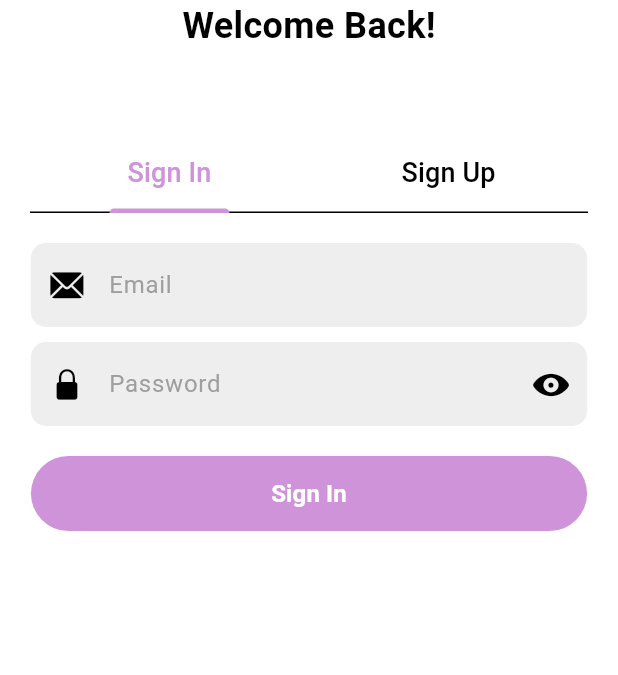
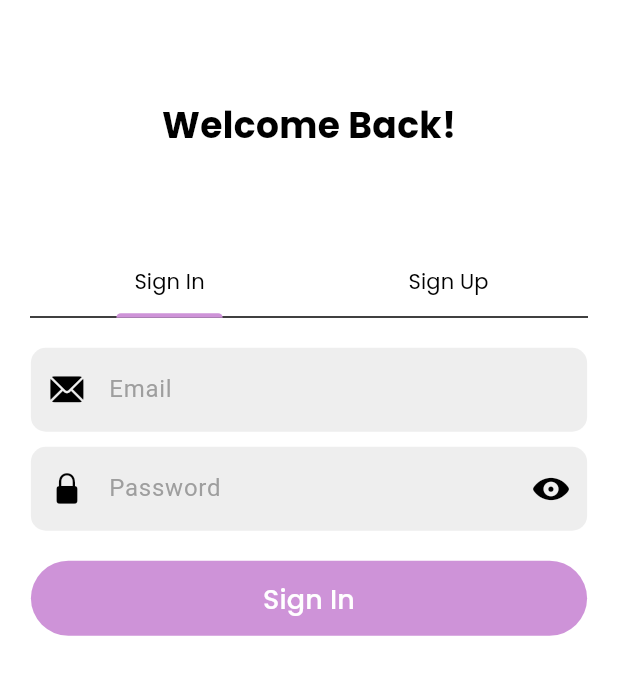
Before and after one commit to Victor-chiemerie/Solomento-records, a Flutter app: the screen it shows after launch, after a tap on "Welcome", on a phone screen of 412 x 824 dp. Shown: the top 675 px of the screen. Run offline on Flutter 3.47's test engine with Material 3 defaults, Android fonts, the phone set to English and light mode, and no system bars; our stand-ins replace bloc, cloud_firestore, equatable, firebase_auth, firebase_core, flutter_bloc and 1 more; accounts and stored records are empty.

Commit message:
add text theme to project

```diff
--- a/lib/Components/custom_button.dart
+++ b/lib/Components/custom_button.dart
@@ -1,4 +1,5 @@
 import 'package:flutter/material.dart';
+import 'package:solomento_records/UI/Theme/text_theme.dart';
 
 class CustomButton extends StatelessWidget {
   final double width;
@@ -33,6 +34,7 @@ class CustomButton extends StatelessWidget {
         child: Center(
           child: Text(
             text,
+            style: TextThemes.text,
           ),
         ),
       ),
--- a/lib/UI/Theme/text_theme.dart
+++ b/lib/UI/Theme/text_theme.dart
@@ -1,18 +1,17 @@
 import 'package:flutter/material.dart';
+import 'package:google_fonts/google_fonts.dart';
 
 class TextThemes {
   // Topic style
-  static const TextStyle headline1 = TextStyle(
-    // fontFamily: 'Poppins',
-    fontSize: 16.0,
+  static TextStyle headline1 = GoogleFonts.poppins(
+    fontSize: 18,
     fontWeight: FontWeight.w500,
     color: Colors.black,
   );
 
-  // Course code style
-  static const TextStyle headline2 = TextStyle(
-    // fontFamily: "Poppins",
-    fontSize: 16.0,
+  // Text style
+  static TextStyle text = GoogleFonts.poppins(
+    fontSize: 14,
     fontWeight: FontWeight.w400,
     color: Colors.black,
   );
--- a/lib/UI/authentication/auth_page.dart
+++ b/lib/UI/authentication/auth_page.dart
@@ -3,6 +3,7 @@ import 'package:flutter_bloc/flutter_bloc.dart';
 import 'package:solomento_records/Logic/blocs/authentication_bloc/authentication_bloc.dart';
 import 'package:solomento_records/Logic/blocs/sign_in_bloc/sign_in_bloc.dart';
 import 'package:solomento_records/Logic/blocs/sign_up_bloc/sign_up_bloc.dart';
+import 'package:solomento_records/UI/Theme/text_theme.dart';
 import 'package:solomento_records/UI/authentication/sign_in_page.dart';
 import 'package:solomento_records/UI/authentication/sign_up_page.dart';
 
@@ -41,31 +42,31 @@ class _AuthenticationPageState extends State<AuthenticationPage>
             padding: const EdgeInsets.symmetric(horizontal: 20),
             child: Column(
               children: [
-                const Text(
-                  'Welcome Back!',
-                  style: TextStyle(
-                    fontSize: 24,
-                    fontWeight: FontWeight.bold,
+                Padding(
+                  padding: EdgeInsets.symmetric(vertical: deviceHeight * 0.08),
+                  child: Text(
+                    'Welcome Back!',
+                    style: TextThemes.headline1.copyWith(
+                      fontWeight: FontWeight.bold,
+                      fontSize: 24,
+                    ),
                   ),
-                ),
-                const SizedBox(
-                  height: kToolbarHeight,
                 ),
                 TabBar(
                   controller: tabController,
-                  tabs: const [
+                  tabs: [
                     Padding(
-                      padding: EdgeInsets.all(12),
+                      padding: const EdgeInsets.all(12),
                       child: Text(
                         'Sign In',
-                        style: TextStyle(fontSize: 18),
+                        style: TextThemes.text,
                       ),
                     ),
                     Padding(
-                      padding: EdgeInsets.all(12),
+                      padding: const EdgeInsets.all(12),
                       child: Text(
                         'Sign Up',
-                        style: TextStyle(fontSize: 18),
+                        style: TextThemes.text,
                       ),
                     ),
                   ],
--- a/lib/UI/authentication/sign_in_page.dart
+++ b/lib/UI/authentication/sign_in_page.dart
@@ -2,6 +2,7 @@ import 'package:flutter/cupertino.dart';
 import 'package:flutter/material.dart';
 import 'package:flutter_bloc/flutter_bloc.dart';
 import 'package:solomento_records/Components/screen_size.dart';
+import 'package:solomento_records/UI/Theme/text_theme.dart';
 import '../../Components/strings.dart';
 import '../../Components/text_field.dart';
 import '../../Logic/blocs/sign_in_bloc/sign_in_bloc.dart';
@@ -65,7 +66,8 @@ class _SignInPageState extends State<SignInPage> {
                       return 'Please enter a valid email';
                     }
                     return null;
-                    },),
+                  },
+                ),
               ),
               const SizedBox(height: 10),
               SizedBox(
@@ -125,18 +127,17 @@ class _SignInPageState extends State<SignInPage> {
                             foregroundColor: Colors.white,
                             shape: RoundedRectangleBorder(
                                 borderRadius: BorderRadius.circular(60))),
-                          child: const Padding(
-                            padding: EdgeInsets.symmetric(
+                        child: Padding(
+                          padding: const EdgeInsets.symmetric(
                               horizontal: 25, vertical: 5),
                           child: Text(
                             'Sign In',
                             textAlign: TextAlign.center,
-                              style: TextStyle(
-                                  color: Colors.white,
-                                  fontSize: 16,
-                                  fontWeight: FontWeight.w600),
+                            style: TextThemes.headline1
+                                .copyWith(color: Colors.white),
                           ),
-                          )),
+                        ),
+                      ),
                     )
                   : const CircularProgressIndicator()
             ],
--- a/lib/UI/home/welcome_page.dart
+++ b/lib/UI/home/welcome_page.dart
@@ -1,4 +1,6 @@
 import 'package:flutter/material.dart';
+import 'package:solomento_records/UI/Theme/color_theme.dart';
+import 'package:solomento_records/UI/Theme/text_theme.dart';
 import 'package:solomento_records/UI/authentication/auth_page.dart';
 import '../../Components/custom_button.dart';
 import '../../Components/screen_size.dart';
@@ -10,7 +12,7 @@ class WelcomePage extends StatelessWidget {
   Widget build(BuildContext context) {
     initializeDeviceSize(context);
     return Scaffold(
-      backgroundColor: const Color.fromRGBO(66, 178, 132, 1.0),
+      backgroundColor: AppColor.mainGreen,
       body: Padding(
         padding: const EdgeInsets.all(15),
         child: Column(
@@ -31,13 +33,9 @@ class WelcomePage extends StatelessWidget {
                     ),
                   ),
                   const SizedBox(height: 12),
-                  const Text(
+                  Text(
                     'Peace of mind...',
-                    style: TextStyle(
-                      color: Colors.white,
-                      fontWeight: FontWeight.w500,
-                      fontSize: 18,
-                    ),
+                    style: TextThemes.headline1.copyWith(color: Colors.white),
                   )
                 ],
               ),
--- a/pubspec.yaml
+++ b/pubspec.yaml
@@ -38,13 +38,13 @@ dependencies:
   firebase_auth: ^5.3.1
   intl: ^0.19.0
   cloud_firestore: ^5.4.5
+  google_fonts: ^6.2.1
 
   # Custom Repository
   user_repository:
     path: packages/user_repo
   record_repository:
     path: packages/record_repo
-
 
 dev_dependencies:
   flutter_test:
```
Also changed, not shown: lib/UI/authentication/sign_up_page.dart (+5 -7 lines), lib/UI/customers/customers_page.dart (+41 -14 lines), lib/UI/home/home_page.dart (+34 -24 lines), pubspec.lock, 1 other file. Lines whose indentation alone changed are shown as unchanged.
